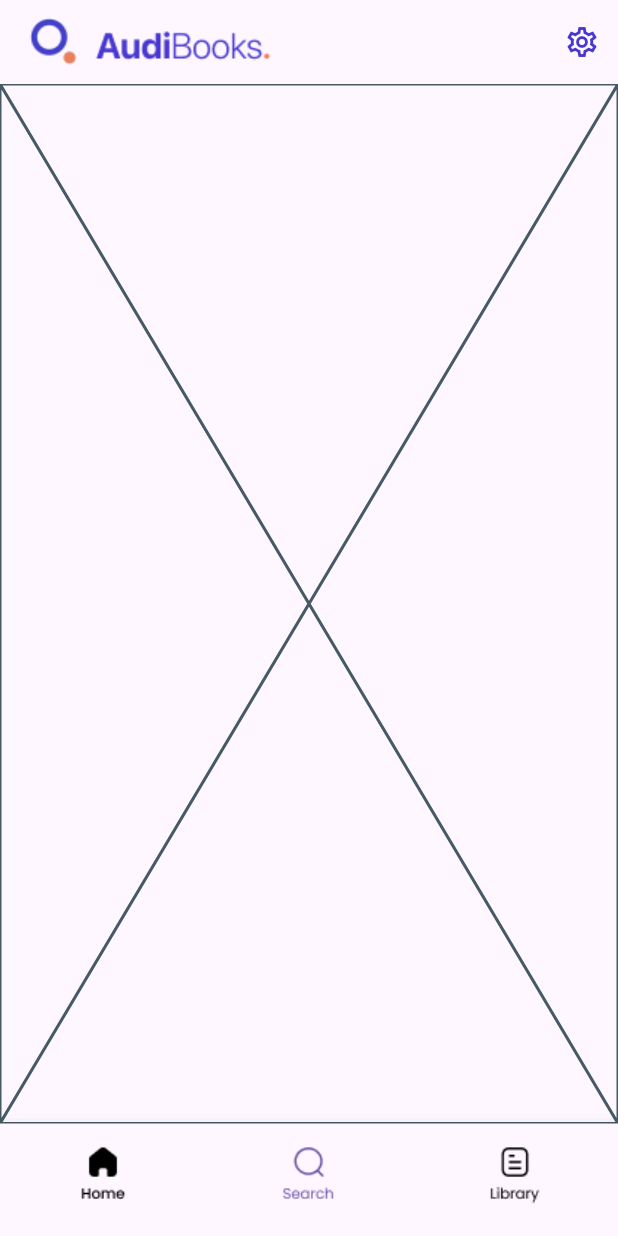
After one commit to MahmouudMohamed/exam_c11_star, a Flutter app: the screen it shows after launch, item 2 of the bottom bar chosen, on a phone screen of 412 x 824 dp. The commit adds this screen. Run offline on Flutter 3.47's test engine with Material 3 defaults, Android fonts, the phone set to English and light mode, and no system bars; our stand-ins replace google_fonts.

Commit message:
edit audio book page

```diff
--- a/lib/audio_book_page/audi_book.dart
+++ b/lib/audio_book_page/audi_book.dart
@@ -1,15 +1,23 @@
-import 'package:exam_str_c11/audio_book_page/bottom_nav_bar.dart';
-import 'package:exam_str_c11/audio_book_page/home.dart';
-
+import 'package:exam_str_c11/audio_book_page/pages/home.dart';
+import 'package:exam_str_c11/audio_book_page/pages/libaray.dart';
+import 'package:exam_str_c11/audio_book_page/pages/search.dart';
 import 'package:flutter/material.dart';
 
-class AudiBook extends StatelessWidget {
+class AudiBook extends StatefulWidget {
   static const String routeName = "book";
-  PageController controller = PageController(viewportFraction: 0.6);
 
   AudiBook({super.key});
 
+  @override
+  State<AudiBook> createState() => _AudiBookState();
+}
+
+class _AudiBookState extends State<AudiBook> {
+  PageController controller = PageController(viewportFraction: 0.6);
+
   List<String> tabs = ["Art", "Business", "Comedy", "Drama"];
+
+int index = 0;
 
   @override
   Widget build(BuildContext context) {
@@ -29,11 +37,46 @@ class AudiBook extends StatelessWidget {
                       )),
                 ],
               ),
-              bottomNavigationBar:BottomNavBar(
-
-              ),
-              body: Home()
+              bottomNavigationBar:BottomNavigationBar(
+                  type: BottomNavigationBarType.fixed,
+                  currentIndex: index,
+                  onTap: (value) {
+                    index = value;
+                    setState(() {});
+                  },
+                  showUnselectedLabels: false,
+                  showSelectedLabels: false,
+                  unselectedItemColor: Colors.black,
+                  items: [
+                    BottomNavigationBarItem(
+                      icon: ImageIcon(
+                        AssetImage("assets/images/Icon.png"),
+                        size: 40,
+                      ),
+                      label: "",
+                    ),
+                    BottomNavigationBarItem(
+                      icon: ImageIcon(
+                        AssetImage("assets/images/search.png"),
+                        size: 40,
+                      ),
+                      label: "",
+                    ),
+                    BottomNavigationBarItem(
+                      icon: ImageIcon(
+                        AssetImage("assets/images/lib.png"),
+                        size: 40,
+                      ),
+                      label: "",
+                    ),
+                  ]),
+              body: page[index]
             ),));
   }
 
+List<Widget>page=[
+  Home(),
+  Search(),
+  Libaray()
+];
 }
--- /dev/null
+++ b/lib/audio_book_page/pages/search.dart
@@ -0,0 +1,10 @@
+import 'package:flutter/material.dart';
+
+class Search extends StatelessWidget {
+  const Search({super.key});
+
+  @override
+  Widget build(BuildContext context) {
+    return const Placeholder();
+  }
+}
```
Also changed, not shown: lib/audio_book_page/pages/home.dart (added, +119 -0 lines), lib/audio_book_page/pages/libaray.dart (added, +10 -0 lines).
